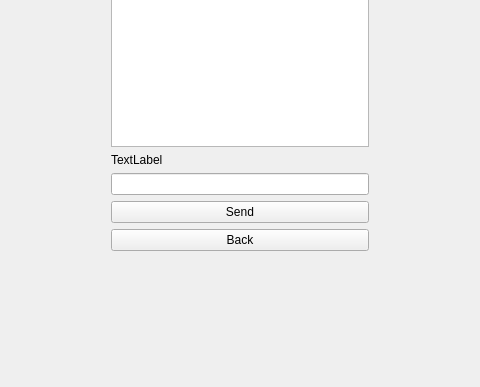
nobourge/INFO-F209, file src/client_side/QtCode/mainmenuview.ui: the form before one commit; both pictures show x 170 to 650 and y 237 to 624 of the 820 by 624 pixel window.
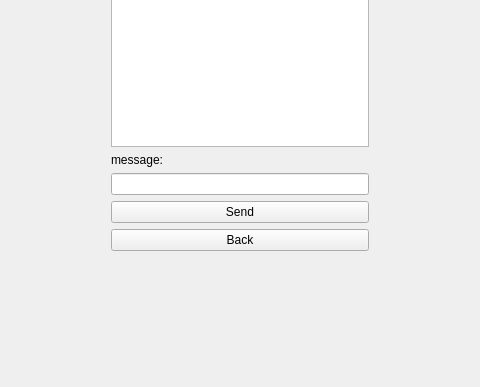
The form after the commit. The open tabs and pages were chosen to show the change. Icons and pictures are not drawn.

```diff
--- a/src/client_side/QtCode/mainmenuview.ui
+++ b/src/client_side/QtCode/mainmenuview.ui
@@ -3911,7 +3911,7 @@
             <item>
              <widget class="QLabel" name="label">
               <property name="text">
-               <string>TextLabel</string>
+               <string>message:</string>
               </property>
              </widget>
             </item>
```
